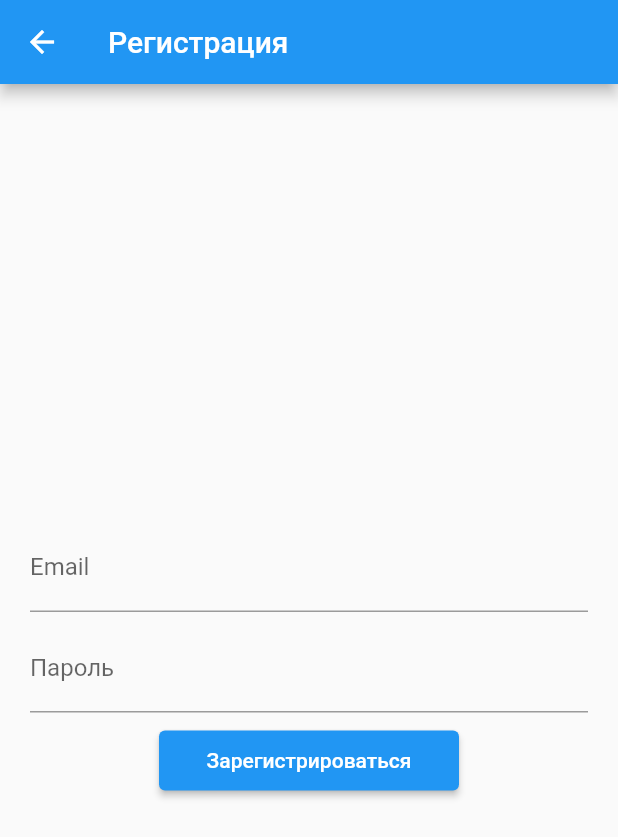
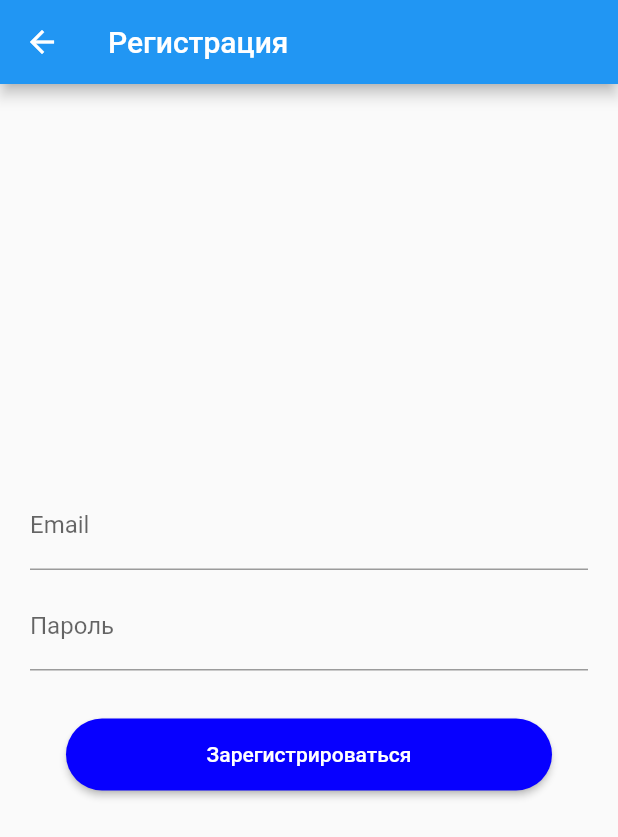
Before and after one commit to nullskill/open_weather_app, a Flutter app: the LoginScreen screen opened directly, after a tap on "Зарегистрироваться", on a phone screen of 412 x 824 dp. Shown: the top 837 px of the screen. Run offline on Flutter 3.47's test engine with Material 2 defaults, Android fonts, the phone set to English and light mode, and no system bars; our stand-ins replace dio, firebase_auth, firebase_core, flutter_bloc, geolocator, permission_handler; missing offline and left inert: flow_builder; accounts and stored records are empty; network calls fail.

Commit message:
Добавлен виджет ActionButton

```diff
--- /dev/null
+++ b/lib/src/common/widget/action_button.dart
@@ -0,0 +1,30 @@
+import 'package:flutter/material.dart';
+
+class ActionButton extends StatelessWidget {
+  final String text;
+  final VoidCallback onPressed;
+  final bool inverted;
+
+  const ActionButton({
+    Key? key,
+    required this.text,
+    required this.onPressed,
+    this.inverted = false,
+  }) : super(key: key);
+
+  @override
+  Widget build(BuildContext context) {
+    return ElevatedButton(
+      onPressed: onPressed,
+      style: ElevatedButton.styleFrom(
+        backgroundColor: inverted ? Colors.grey[200] : const Color(0xFF0700FF),
+        foregroundColor: inverted ? const Color(0xFF0700FF) : Colors.white,
+        minimumSize: const Size.fromHeight(48),
+        shape: RoundedRectangleBorder(
+          borderRadius: BorderRadius.circular(24),
+        ),
+      ),
+      child: Text(text),
+    );
+  }
+}
--- a/lib/src/feature/authentication/cubit/signup/signup_cubit.dart
+++ b/lib/src/feature/authentication/cubit/signup/signup_cubit.dart
@@ -28,7 +28,7 @@ class SignUpCubit extends Cubit<SignUpState> {
     );
   }
 
-  Future<void> signupFormSubmitted() async {
+  Future<void> signUpFormSubmitted() async {
     if (state.status == SignUpStatus.submitting) return;
     emit(state.copyWith(status: SignUpStatus.submitting));
     try {
--- a/lib/src/feature/authentication/widget/login_screen.dart
+++ b/lib/src/feature/authentication/widget/login_screen.dart
@@ -1,5 +1,6 @@
 import 'package:flutter/material.dart';
 import 'package:flutter_bloc/flutter_bloc.dart';
+import 'package:open_weather_app/src/common/widget/action_button.dart';
 import 'package:open_weather_app/src/feature/authentication/cubit/login/login_cubit.dart';
 import 'package:open_weather_app/src/feature/authentication/data/authentication_repository.dart';
 import 'package:open_weather_app/src/feature/authentication/widget/signup_screen.dart';
@@ -51,7 +52,10 @@ class LoginForm extends StatelessWidget {
           const SizedBox(height: 8),
           _LoginButton(),
           const SizedBox(height: 8),
-          _SignUpButton(),
+          Padding(
+            padding: const EdgeInsets.fromLTRB(24, 0, 24, 32),
+            child: _SignUpButton(),
+          ),
         ],
       ),
     );
@@ -101,14 +105,12 @@ class _LoginButton extends StatelessWidget {
       builder: (context, state) {
         return state.status == LoginStatus.submitting
             ? const CircularProgressIndicator()
-            : ElevatedButton(
-                style: ElevatedButton.styleFrom(
-                  fixedSize: const Size(200, 40),
+            : Padding(
+                padding: const EdgeInsets.fromLTRB(24, 24, 24, 12),
+                child: ActionButton(
+                  text: 'Войти',
+                  onPressed: () => context.read<LoginCubit>().logInWithCredentials(),
                 ),
-                onPressed: () {
-                  context.read<LoginCubit>().logInWithCredentials();
-                },
-                child: const Text('Войти'),
               );
       },
     );
@@ -118,16 +120,10 @@ class _LoginButton extends StatelessWidget {
 class _SignUpButton extends StatelessWidget {
   @override
   Widget build(BuildContext context) {
-    return ElevatedButton(
-      style: ElevatedButton.styleFrom(
-        backgroundColor: Colors.white,
-        fixedSize: const Size(200, 40),
-      ),
+    return ActionButton(
+      text: 'Зарегистрироваться',
+      inverted: true,
       onPressed: () => Navigator.of(context).push<void>(SignUpScreen.route()),
-      child: const Text(
-        'Зарегистрироваться',
-        style: TextStyle(color: Colors.blue),
-      ),
     );
   }
 }
--- a/lib/src/feature/authentication/widget/signup_screen.dart
+++ b/lib/src/feature/authentication/widget/signup_screen.dart
@@ -1,5 +1,6 @@
 import 'package:flutter/material.dart';
 import 'package:flutter_bloc/flutter_bloc.dart';
+import 'package:open_weather_app/src/common/widget/action_button.dart';
 import 'package:open_weather_app/src/feature/authentication/cubit/signup/signup_cubit.dart';
 import 'package:open_weather_app/src/feature/authentication/data/authentication_repository.dart';
 
@@ -52,7 +53,10 @@ class SignUpForm extends StatelessWidget {
           const SizedBox(height: 8),
           _PasswordInput(),
           const SizedBox(height: 8),
-          _SignUpButton(),
+          Padding(
+            padding: const EdgeInsets.fromLTRB(24, 24, 24, 32),
+            child: _SignUpButton(),
+          ),
         ],
       ),
     );
@@ -102,18 +106,9 @@ class _SignUpButton extends StatelessWidget {
       builder: (context, state) {
         return state.status == SignUpStatus.submitting
             ? const CircularProgressIndicator()
-            : ElevatedButton(
-                style: ElevatedButton.styleFrom(
-                  backgroundColor: Colors.blue,
-                  fixedSize: const Size(200, 40),
-                ),
-                onPressed: () {
-                  context.read<SignUpCubit>().signupFormSubmitted();
-                },
-                child: const Text(
-                  'Зарегистрироваться',
-                  style: TextStyle(color: Colors.white),
-                ),
+            : ActionButton(
+                text: 'Зарегистрироваться',
+                onPressed: () => context.read<SignUpCubit>().signUpFormSubmitted(),
               );
       },
     );
```
